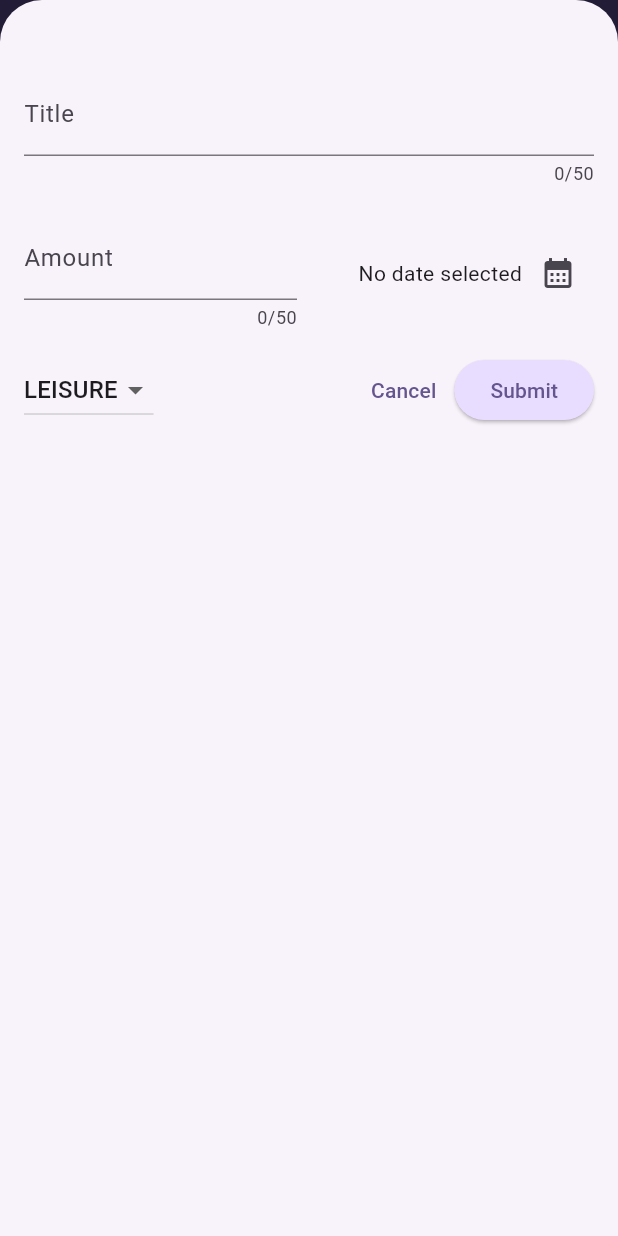
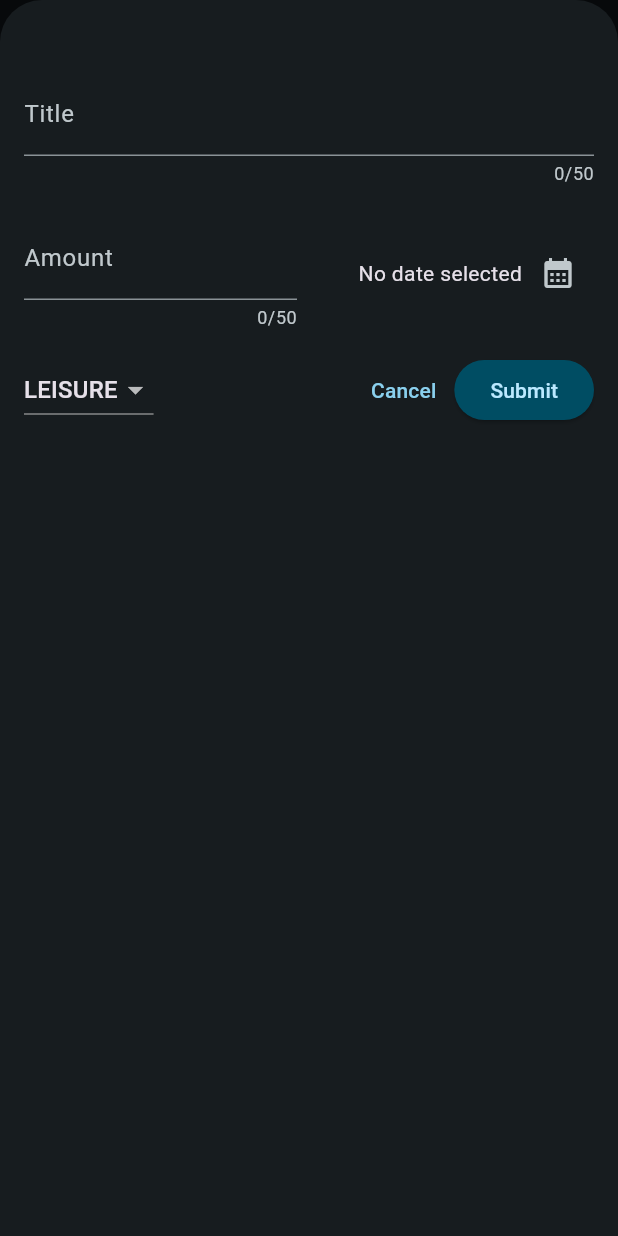
Before and after one commit to yashrajput25/Flutter_expenseTrackerApp, a Flutter app: the screen it shows after launch, after a tap on the "add" icon, on a phone screen of 412 x 824 dp. Run offline on Flutter 3.47's test engine with Material 3 defaults, Android fonts, the phone set to English and light mode, and no system bars.

Commit message:
Dark Theme
Added dark theme to the app

```diff
--- a/lib/main.dart
+++ b/lib/main.dart
@@ -6,13 +6,30 @@ import 'package:flutter/material.dart';
 var kColorScheme =
     ColorScheme.fromSeed(seedColor: const Color.fromARGB(255, 96, 59, 181));
 
+var kDarkColorScheme = ColorScheme.fromSeed(
+  brightness: Brightness.dark,
+  seedColor: Color.fromARGB(255, 5, 99, 125),
+);
+
 void main() {
   runApp(
       // ignore: prefer_const_constructors
 
       MaterialApp(
+          darkTheme: ThemeData.dark().copyWith(
+            colorScheme: kDarkColorScheme,
+            cardTheme: CardTheme().copyWith(
+              color: kDarkColorScheme.secondaryContainer,
+              margin: const EdgeInsets.symmetric(horizontal: 16, vertical: 8),
+            ),
+            elevatedButtonTheme: ElevatedButtonThemeData(
+              style: ElevatedButton.styleFrom(
+                backgroundColor: kDarkColorScheme.primaryContainer,
+                foregroundColor: kDarkColorScheme.onPrimaryContainer,
+              ),
+            ),
+          ),
           theme: ThemeData().copyWith(
-            useMaterial3: true,
             colorScheme: kColorScheme,
             /*color scheme on the basis of one colour automatically identifies other suitable combos of colours for the app*/
             appBarTheme: AppBarTheme().copyWith(
@@ -28,10 +45,13 @@ void main() {
               ),
             ),
             textTheme: ThemeData().textTheme.copyWith(
+                    /*in this whole scneario we are overriding some of the like titleLarge, flutter's default textthemes */
                     titleLarge: TextStyle(
-                  fontWeight: FontWeight.normal,
-                  fontSize: 14,
+                  fontWeight: FontWeight.bold,
+                  color: kColorScheme.onSecondaryContainer,
+                  fontSize: 16,
                 )),
           ),
+          themeMode: ThemeMode.dark,
           home: const Expenses()));
 }
```
